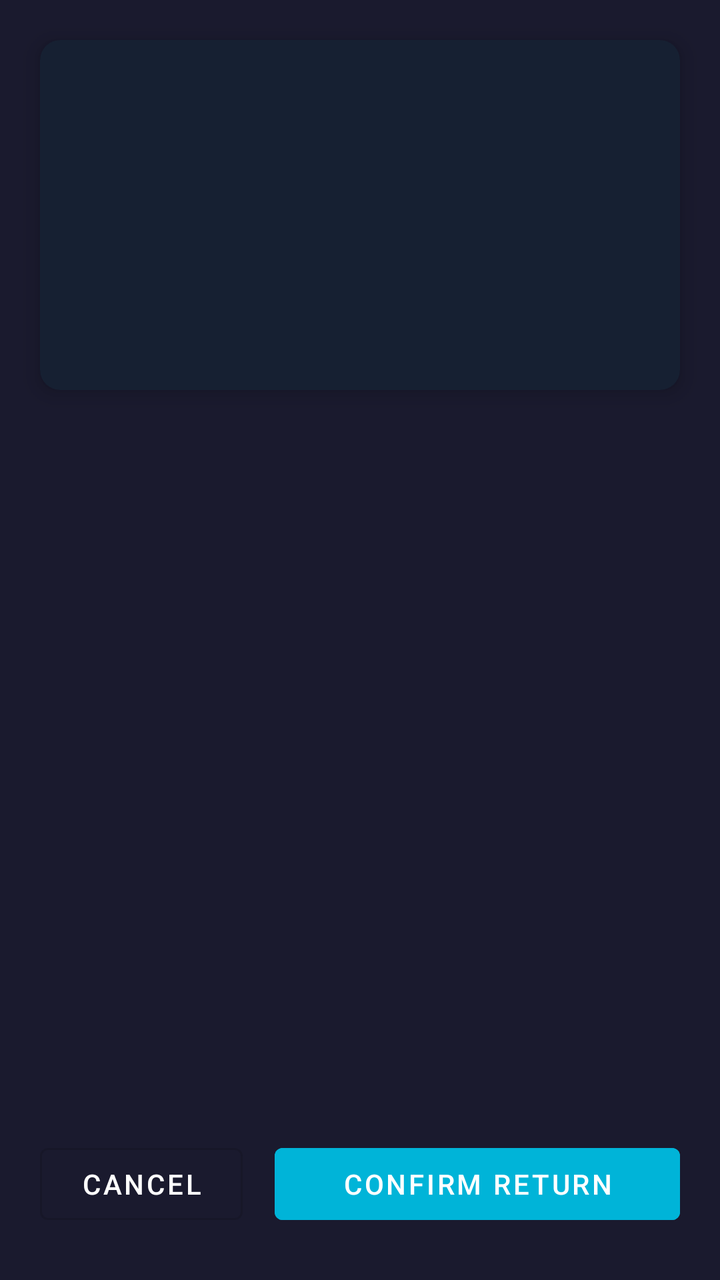
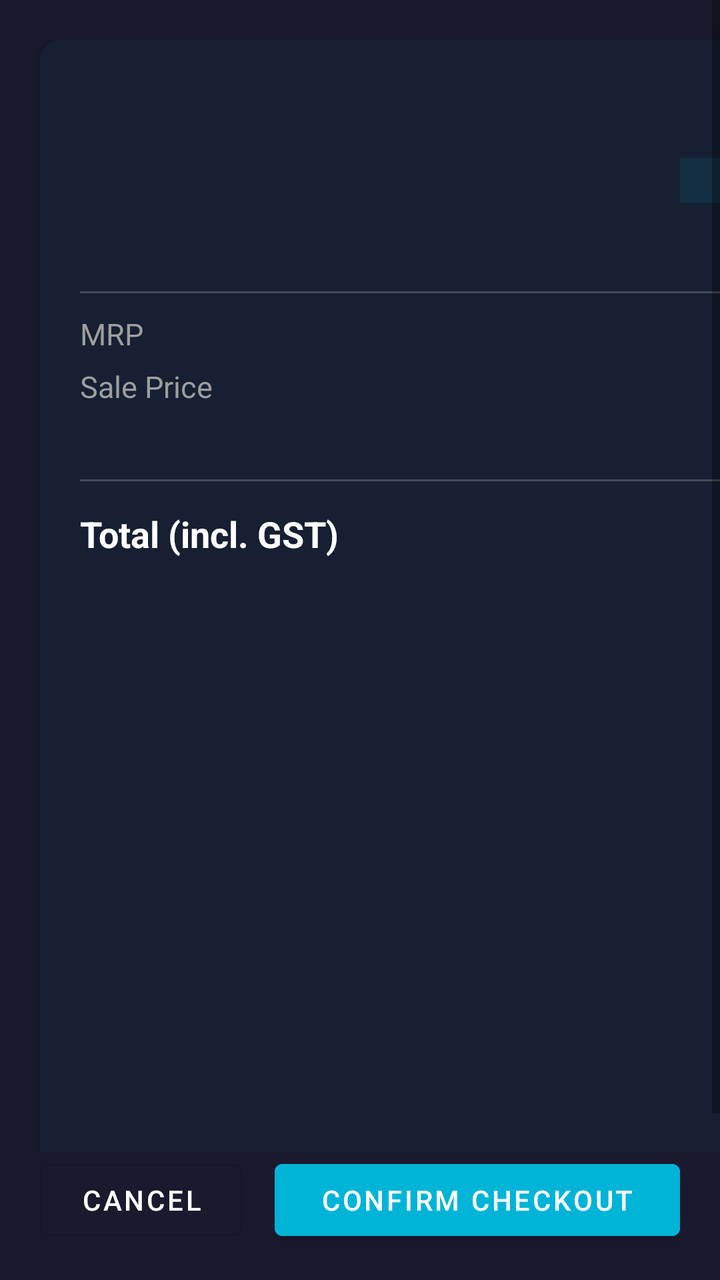

An Android layout rendered at two revisions. The XML below is the earlier revision; the diff shows what the commit changed to produce the second picture.
<!-- AndroidManifest.xml: application theme Theme.ChannelDoorPOS -->
<!-- res/layout/fragment_item_found.xml -->
<?xml version="1.0" encoding="utf-8"?>
<androidx.constraintlayout.widget.ConstraintLayout
    xmlns:android="http://schemas.android.com/apk/res/android"
    xmlns:app="http://schemas.android.com/apk/res-auto"
    android:layout_width="match_parent"
    android:layout_height="match_parent"
    android:background="@color/colorBackground">

    <androidx.cardview.widget.CardView
        android:id="@+id/card_item"
        android:layout_width="0dp"
        android:layout_height="wrap_content"
        android:layout_margin="20dp"
        app:cardBackgroundColor="@color/colorSurface"
        app:cardCornerRadius="10dp"
        app:cardElevation="6dp"
        app:layout_constraintEnd_toEndOf="parent"
        app:layout_constraintStart_toStartOf="parent"
        app:layout_constraintTop_toTopOf="parent">

        <LinearLayout
            android:layout_width="match_parent"
            android:layout_height="wrap_content"
            android:orientation="vertical"
            android:padding="20dp">

            <TextView
                android:id="@+id/tv_item_name"
                android:layout_width="match_parent"
                android:layout_height="wrap_content"
                android:textColor="@color/colorTextPrimary"
                android:textSize="30sp"
                android:textStyle="bold"/>

            <TextView
                android:id="@+id/tv_price"
                android:layout_width="wrap_content"
                android:layout_height="wrap_content"
                android:layout_marginTop="6dp"
                android:textColor="@color/colorAccent"
                android:textSize="22sp"/>

            <TextView
                android:id="@+id/tv_rfid"
                android:layout_width="wrap_content"
                android:layout_height="wrap_content"
                android:layout_marginTop="8dp"
                android:textColor="@color/colorTextSecondary"
                android:textSize="13sp"/>

            <TextView
                android:id="@+id/tv_status"
                android:layout_width="wrap_content"
                android:layout_height="wrap_content"
                android:layout_marginTop="8dp"
                android:paddingStart="10dp"
                android:paddingEnd="10dp"
                android:paddingTop="4dp"
                android:paddingBottom="4dp"
                android:textColor="@color/colorTextPrimary"
                android:textSize="13sp"/>

        </LinearLayout>
    </androidx.cardview.widget.CardView>

    <LinearLayout
        android:id="@+id/layout_bin_selector"
        android:layout_width="0dp"
        android:layout_height="wrap_content"
        android:layout_marginStart="20dp"
        android:layout_marginEnd="20dp"
        android:layout_marginTop="8dp"
        android:orientation="vertical"
        android:visibility="gone"
        app:layout_constraintEnd_toEndOf="parent"
        app:layout_constraintStart_toStartOf="parent"
        app:layout_constraintTop_toBottomOf="@+id/card_item">

        <TextView
            android:layout_width="wrap_content"
            android:layout_height="wrap_content"
            android:layout_marginBottom="8dp"
            android:text="@string/select_return_bin"
            android:textColor="@color/colorTextSecondary"
            android:textSize="15sp"/>

        <androidx.recyclerview.widget.RecyclerView
            android:id="@+id/rv_bins"
            android:layout_width="match_parent"
            android:layout_height="200dp"
            android:nestedScrollingEnabled="true"/>

    </LinearLayout>

    <TextView
        android:id="@+id/tv_return_to_store_label"
        android:layout_width="0dp"
        android:layout_height="wrap_content"
        android:layout_marginStart="20dp"
        android:layout_marginEnd="20dp"
        android:layout_marginTop="12dp"
        android:text="@string/return_to_store"
        android:textColor="@color/colorAccent"
        android:textSize="18sp"
        android:visibility="gone"
        app:layout_constraintEnd_toEndOf="parent"
        app:layout_constraintStart_toStartOf="parent"
        app:layout_constraintTop_toBottomOf="@+id/card_item"/>

    <LinearLayout
        android:layout_width="0dp"
        android:layout_height="wrap_content"
        android:layout_marginStart="20dp"
        android:layout_marginEnd="20dp"
        android:layout_marginBottom="24dp"
        android:orientation="horizontal"
        app:layout_constraintBottom_toBottomOf="parent"
        app:layout_constraintEnd_toEndOf="parent"
        app:layout_constraintStart_toStartOf="parent">

        <Button
            android:id="@+id/btn_cancel"
            android:layout_width="0dp"
            android:layout_height="wrap_content"
            android:layout_weight="1"
            android:layout_marginEnd="8dp"
            android:text="@string/cancel"
            style="@style/Widget.MaterialComponents.Button.OutlinedButton"
            android:textColor="@color/colorTextPrimary"/>

        <Button
            android:id="@+id/btn_confirm"
            android:layout_width="0dp"
            android:layout_height="wrap_content"
            android:layout_weight="2"
            android:layout_marginStart="8dp"
            android:backgroundTint="@color/colorAccent"
            android:enabled="false"
            android:text="@string/confirm_return"
            android:textColor="@color/colorTextPrimary"/>

    </LinearLayout>

</androidx.constraintlayout.widget.ConstraintLayout>
<!-- resources referenced by this layout -->
<resources>
  <color name="colorAccent">#00B4D8</color>
  <color name="colorBackground">#1A1A2E</color>
  <color name="colorSurface">#162032</color>
  <color name="colorTextPrimary">#FFFFFF</color>
  <color name="colorTextSecondary">#9E9E9E</color>
  <string name="cancel">CANCEL</string>
  <string name="confirm_return">CONFIRM RETURN</string>
  <string name="return_to_store">Return to Store</string>
  <string name="select_return_bin">Select Return Bin</string>
  <style name="Theme.ChannelDoorPOS" parent="Theme.MaterialComponents.DayNight.NoActionBar">
          <item name="colorPrimary">#00B4D8</item>
          <item name="colorPrimaryVariant">#0097A7</item>
          <item name="colorSecondary">#00B4D8</item>
          <item name="android:windowBackground">@color/colorBackground</item>
          <item name="android:statusBarColor">@color/colorStatusBar</item>
      </style>
  <color name="colorStatusBar">#0D1220</color>
</resources>

<!-- the commit's change to res/layout/fragment_item_found.xml (unified diff, before → after) -->
@@ -6,113 +6,222 @@
     android:layout_height="match_parent"
     android:background="@color/colorBackground">
 
-    <androidx.cardview.widget.CardView
-        android:id="@+id/card_item"
+    
+    <ScrollView
+        android:id="@+id/scroll_content"
         android:layout_width="0dp"
-        android:layout_height="wrap_content"
-        android:layout_margin="20dp"
-        app:cardBackgroundColor="@color/colorSurface"
-        app:cardCornerRadius="10dp"
-        app:cardElevation="6dp"
-        app:layout_constraintEnd_toEndOf="parent"
+        android:layout_height="0dp"
+        android:fillViewport="true"
+        app:layout_constraintTop_toTopOf="parent"
+        app:layout_constraintBottom_toTopOf="@+id/layout_buttons"
         app:layout_constraintStart_toStartOf="parent"
-        app:layout_constraintTop_toTopOf="parent">
-
-        <LinearLayout
+        app:layout_constraintEnd_toEndOf="parent">
+
+        <androidx.cardview.widget.CardView
+            android:id="@+id/card_item"
             android:layout_width="match_parent"
             android:layout_height="wrap_content"
-            android:orientation="vertical"
-            android:padding="20dp">
-
-            <TextView
-                android:id="@+id/tv_item_name"
+            android:layout_margin="20dp"
+            app:cardBackgroundColor="@color/colorSurface"
+            app:cardCornerRadius="10dp"
+            app:cardElevation="6dp">
+
+            <LinearLayout
                 android:layout_width="match_parent"
                 android:layout_height="wrap_content"
-                android:textColor="@color/colorTextPrimary"
-                android:textSize="30sp"
-                android:textStyle="bold"/>
-
-            <TextView
-                android:id="@+id/tv_price"
-                android:layout_width="wrap_content"
-                android:layout_height="wrap_content"
-                android:layout_marginTop="6dp"
-                android:textColor="@color/colorAccent"
-                android:textSize="22sp"/>
-
-            <TextView
-                android:id="@+id/tv_rfid"
-                android:layout_width="wrap_content"
-                android:layout_height="wrap_content"
-                android:layout_marginTop="8dp"
-                android:textColor="@color/colorTextSecondary"
-                android:textSize="13sp"/>
-
-            <TextView
-                android:id="@+id/tv_status"
-                android:layout_width="wrap_content"
-                android:layout_height="wrap_content"
-                android:layout_marginTop="8dp"
-                android:paddingStart="10dp"
-                android:paddingEnd="10dp"
-                android:paddingTop="4dp"
-                android:paddingBottom="4dp"
-                android:textColor="@color/colorTextPrimary"
-                android:textSize="13sp"/>
-
-        </LinearLayout>
-    </androidx.cardview.widget.CardView>
-
+                android:orientation="vertical"
+                android:padding="20dp">
+
+                
+                <TextView
+                    android:id="@+id/tv_item_name"
+                    android:layout_width="match_parent"
+                    android:layout_height="wrap_content"
+                    android:textColor="@color/colorTextPrimary"
+                    android:textSize="26sp"
+                    android:textStyle="bold"/>
+
+                
+                <LinearLayout
+                    android:layout_width="match_parent"
+                    android:layout_height="wrap_content"
+                    android:layout_marginTop="4dp"
+                    android:orientation="horizontal">
+
+                    <TextView
+                        android:id="@+id/tv_sku_code"
+                        android:layout_width="0dp"
+                        android:layout_height="wrap_content"
+                        android:layout_weight="1"
+                        android:textColor="@color/colorTextSecondary"
+                        android:textSize="13sp"/>
+
+                    <TextView
+                        android:id="@+id/tv_category"
+                        android:layout_width="wrap_content"
+                        android:layout_height="wrap_content"
+                        android:paddingStart="10dp"
+                        android:paddingEnd="10dp"
+                        android:paddingTop="3dp"
+                        android:paddingBottom="3dp"
+                        android:background="#1A00B4D8"
+                        android:textColor="@color/colorAccent"
+                        android:textSize="12sp"/>
+
+                </LinearLayout>
+
+                
+                <LinearLayout
+                    android:layout_width="match_parent"
+                    android:layout_height="wrap_content"
+                    android:layout_marginTop="8dp"
+                    android:orientation="horizontal">
+
+                    <TextView
+                        android:id="@+id/tv_rfid"
+                        android:layout_width="0dp"
+                        android:layout_height="wrap_content"
+                        android:layout_weight="1"
+                        android:textColor="@color/colorTextSecondary"
+                        android:textSize="12sp"/>
+
+                    <TextView
+                        android:id="@+id/tv_status"
+                        android:layout_width="wrap_content"
+                        android:layout_height="wrap_content"
+                        android:paddingStart="10dp"
+                        android:paddingEnd="10dp"
+                        android:paddingTop="3dp"
+                        android:paddingBottom="3dp"
+                        android:textColor="@color/colorTextPrimary"
+                        android:textSize="12sp"/>
+
+                </LinearLayout>
+
+                
+                <View
+                    android:layout_width="match_parent"
+                    android:layout_height="1dp"
+                    android:layout_marginTop="14dp"
+                    android:layout_marginBottom="10dp"
+                    android:background="#33FFFFFF"/>
+
+                
+                <LinearLayout
+                    android:layout_width="match_parent"
+                    android:layout_height="wrap_content"
+                    android:orientation="horizontal">
+
+                    <TextView
+                        android:layout_width="0dp"
+                        android:layout_height="wrap_content"
+                        android:layout_weight="1"
+                        android:text="MRP"
+                        android:textColor="@color/colorTextSecondary"
+                        android:textSize="15sp"/>
+
+                    <TextView
+                        android:id="@+id/tv_mrp"
+                        android:layout_width="wrap_content"
+                        android:layout_height="wrap_content"
+                        android:textColor="@color/colorTextSecondary"
+                        android:textSize="15sp"/>
+
+                </LinearLayout>
+
+                
+                <LinearLayout
+                    android:layout_width="match_parent"
+                    android:layout_height="wrap_content"
+                    android:layout_marginTop="6dp"
+                    android:orientation="horizontal">
+
+                    <TextView
+                        android:layout_width="0dp"
+                        android:layout_height="wrap_content"
+                        android:layout_weight="1"
+                        android:text="Sale Price"
+                        android:textColor="@color/colorTextSecondary"
+                        android:textSize="15sp"/>
+
+                    <TextView
+                        android:id="@+id/tv_sale_price"
+                        android:layout_width="wrap_content"
+                        android:layout_height="wrap_content"
+                        android:textColor="@color/colorTextPrimary"
+                        android:textSize="15sp"/>
+
+                </LinearLayout>
+
+                
+                <LinearLayout
+                    android:layout_width="match_parent"
+                    android:layout_height="wrap_content"
+                    android:layout_marginTop="6dp"
+                    android:orientation="horizontal">
+
+                    <TextView
+                        android:id="@+id/tv_gst_label"
+                        android:layout_width="0dp"
+                        android:layout_height="wrap_content"
+                        android:layout_weight="1"
+                        android:textColor="@color/colorTextSecondary"
+                        android:textSize="15sp"/>
+
+                    <TextView
+                        android:id="@+id/tv_gst_amount"
+                        android:layout_width="wrap_content"
+                        android:layout_height="wrap_content"
+                        android:textColor="@color/colorTextSecondary"
+                        android:textSize="15sp"/>
+
+                </LinearLayout>
+
+                
+                <View
+                    android:layout_width="match_parent"
+                    android:layout_height="1dp"
+                    android:layout_marginTop="10dp"
+                    android:layout_marginBottom="10dp"
+                    android:background="#33FFFFFF"/>
+
+                
+                <LinearLayout
+                    android:layout_width="match_parent"
+                    android:layout_height="wrap_content"
+                    android:orientation="horizontal">
+
+                    <TextView
+                        android:layout_width="0dp"
+                        android:layout_height="wrap_content"
+                        android:layout_weight="1"
+                        android:text="Total (incl. GST)"
+                        android:textColor="@color/colorTextPrimary"
+                        android:textSize="18sp"
+                        android:textStyle="bold"/>
+
+                    <TextView
+                        android:id="@+id/tv_total"
+                        android:layout_width="wrap_content"
+                        android:layout_height="wrap_content"
+                        android:textColor="@color/colorAccent"
+                        android:textSize="22sp"
+                        android:textStyle="bold"/>
+
+                </LinearLayout>
+
+            </LinearLayout>
+        </androidx.cardview.widget.CardView>
+    </ScrollView>
+
+    
     <LinearLayout
-        android:id="@+id/layout_bin_selector"
+        android:id="@+id/layout_buttons"
         android:layout_width="0dp"
         android:layout_height="wrap_content"
         android:layout_marginStart="20dp"
         android:layout_marginEnd="20dp"
-        android:layout_marginTop="8dp"
-        android:orientation="vertical"
-        android:visibility="gone"
-        app:layout_constraintEnd_toEndOf="parent"
-        app:layout_constraintStart_toStartOf="parent"
-        app:layout_constraintTop_toBottomOf="@+id/card_item">
-
-        <TextView
-            android:layout_width="wrap_content"
-            android:layout_height="wrap_content"
-            android:layout_marginBottom="8dp"
-            android:text="@string/select_return_bin"
-            android:textColor="@color/colorTextSecondary"
-            android:textSize="15sp"/>
-
-        <androidx.recyclerview.widget.RecyclerView
-            android:id="@+id/rv_bins"
-            android:layout_width="match_parent"
-            android:layout_height="200dp"
-            android:nestedScrollingEnabled="true"/>
-
-    </LinearLayout>
-
-    <TextView
-        android:id="@+id/tv_return_to_store_label"
-        android:layout_width="0dp"
-        android:layout_height="wrap_content"
-        android:layout_marginStart="20dp"
-        android:layout_marginEnd="20dp"
-        android:layout_marginTop="12dp"
-        android:text="@string/return_to_store"
-        android:textColor="@color/colorAccent"
-        android:textSize="18sp"
-        android:visibility="gone"
-        app:layout_constraintEnd_toEndOf="parent"
-        app:layout_constraintStart_toStartOf="parent"
-        app:layout_constraintTop_toBottomOf="@+id/card_item"/>
-
-    <LinearLayout
-        android:layout_width="0dp"
-        android:layout_height="wrap_content"
-        android:layout_marginStart="20dp"
-        android:layout_marginEnd="20dp"
-        android:layout_marginBottom="24dp"
+        android:layout_marginBottom="16dp"
         android:orientation="horizontal"
         app:layout_constraintBottom_toBottomOf="parent"
         app:layout_constraintEnd_toEndOf="parent"
@@ -135,8 +244,7 @@
             android:layout_weight="2"
             android:layout_marginStart="8dp"
             android:backgroundTint="@color/colorAccent"
-            android:enabled="false"
-            android:text="@string/confirm_return"
+            android:text="CONFIRM CHECKOUT"
             android:textColor="@color/colorTextPrimary"/>
 
     </LinearLayout>
<!-- resource entries referenced after the edit -->
@@ -6,9 +6,6 @@
   <color name="colorTextPrimary">#FFFFFF</color>
   <color name="colorTextSecondary">#9E9E9E</color>
   <string name="cancel">CANCEL</string>
-  <string name="confirm_return">CONFIRM RETURN</string>
-  <string name="return_to_store">Return to Store</string>
-  <string name="select_return_bin">Select Return Bin</string>
   <style name="Theme.ChannelDoorPOS" parent="Theme.MaterialComponents.DayNight.NoActionBar">
           <item name="colorPrimary">#00B4D8</item>
           <item name="colorPrimaryVariant">#0097A7</item>
